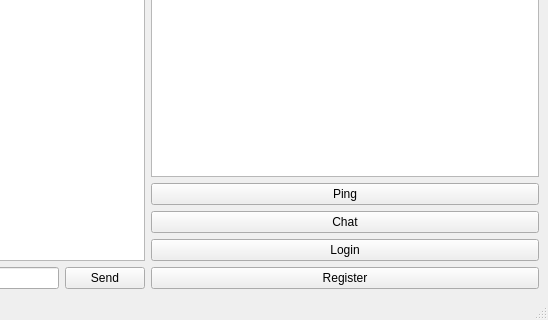
Old version of the form client/MainWindow.ui in the repository mathieu-auger/WizzMania; both pictures show x 252 to 800 and y 280 to 600 of the 800 by 600 pixel window.
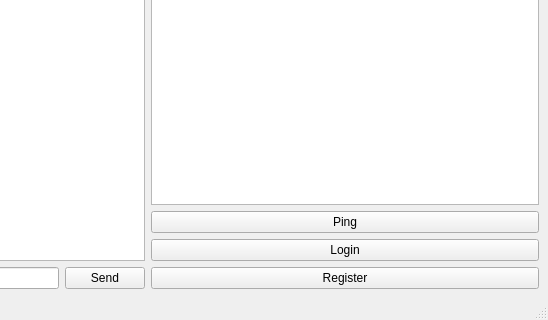
New version of the form.

The edit to the form file:
```diff
--- a/client/MainWindow.ui
+++ b/client/MainWindow.ui
@@ -69,13 +69,6 @@
         </property>
        </widget>
       </item>
-      <item>
-       <widget class="QPushButton" name="chatButton">
-        <property name="text">
-         <string>Chat</string>
-        </property>
-       </widget>
-      </item>
       <item>
        <widget class="QPushButton" name="loginButton">
         <property name="text">
```
